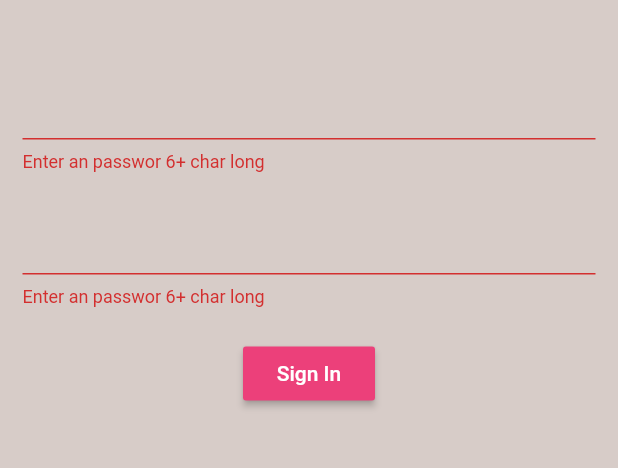
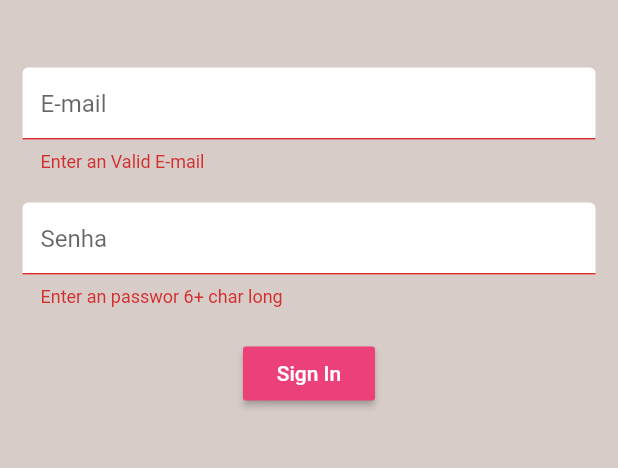
Before and after one commit to CaioHalbert/brew_crew, a Flutter app: the screen it shows after launch, after a tap on "Sign In", on a phone screen of 412 x 824 dp, the part 84-552 px from its top. Run offline on Flutter 3.47's test engine with Material 2 defaults, Android fonts, the phone set to English and light mode, and no system bars; our stand-ins replace firebase_auth, flutter_spinkit; accounts and stored records are empty.

Commit message:
Ajustes esteticos e transição de tela

```diff
--- a/lib/screens/authenticate/register.dart
+++ b/lib/screens/authenticate/register.dart
@@ -1,4 +1,6 @@
 import 'package:brew_crew/services/auth.dart';
+import 'package:brew_crew/shared/constants.dart';
+import 'package:brew_crew/shared/loading.dart';
 import 'package:flutter/material.dart';
 
 class Register extends StatefulWidget
@@ -15,7 +17,8 @@ class _RegisterState extends State<Register>
 
     // gravo o serviço em uma variavel para acessar a classe de autenticação
   final AuthService _auth = AuthService();
-  final _formKey = GlobalKey<FormState>();
+  final _formKey          = GlobalKey<FormState>();
+  bool loading            = false;
 
   // Variaveis para armazenar email e senha
   String email = '';
@@ -26,7 +29,7 @@ class _RegisterState extends State<Register>
   @override
   Widget build(BuildContext context)
   {
-    return Scaffold
+    return loading ? Loading() : Scaffold
     (
       backgroundColor: Colors.brown[100],
       appBar: AppBar
@@ -71,6 +74,7 @@ class _RegisterState extends State<Register>
 
                 TextFormField
                 (
+                  decoration: textInputDecoration.copyWith(hintText: 'E-mail'),
                   validator: (val) => val.isEmpty ? "Enter an E-mail" : null,
                   onChanged: (val)
                   {
@@ -82,6 +86,7 @@ class _RegisterState extends State<Register>
 
                 TextFormField
                 (
+                  decoration: textInputDecoration.copyWith(hintText: 'Senha'),
                   validator: (val) => val.length < 6 ? "Enter an passwor 6+ char long" : null,
                   obscureText: true,
                   onChanged: (val)
@@ -100,10 +105,15 @@ class _RegisterState extends State<Register>
                   {
                     if(_formKey.currentState.validate())
                     {
+                      setState(() => loading = true);
                       dynamic result = await _auth.registerWithEmailAndPassword(email, senha);
                       if(result == null)
                       {
-                        setState(() => erro = "Use um email ou senha válidos");
+                        setState(() =>
+                        {
+                          erro = "Use um email ou senha válidos",
+                          loading = false,
+                        });
                       }
                     }
                   },
--- a/lib/screens/authenticate/sign_in.dart
+++ b/lib/screens/authenticate/sign_in.dart
@@ -1,6 +1,8 @@
 // Pagina de login
 
 import 'package:brew_crew/services/auth.dart';
+import 'package:brew_crew/shared/constants.dart';
+import 'package:brew_crew/shared/loading.dart';
 import 'package:flutter/material.dart';
 
 class SignIn extends StatefulWidget
@@ -17,7 +19,8 @@ class _SignInState extends State<SignIn>
 {
   // gravo o serviço em uma variavel para acessar a classe de autenticação
   final AuthService _auth = AuthService();
-  final _formKey = GlobalKey<FormState>();
+  final _formKey          = GlobalKey<FormState>();
+  bool loading            = false;
 
   // Variaveis para armazenar email e senha
   String email = '';
@@ -27,7 +30,7 @@ class _SignInState extends State<SignIn>
   @override
   Widget build(BuildContext context)
   {
-    return Scaffold
+    return loading ? Loading() : Scaffold
     (
       backgroundColor: Colors.brown[100],
       appBar: AppBar
@@ -72,7 +75,8 @@ class _SignInState extends State<SignIn>
 
                 TextFormField
                 (
-                  validator: (val) => val.length < 6 ? "Enter an passwor 6+ char long" : null,
+                  decoration: textInputDecoration.copyWith(hintText: 'E-mail'),
+                  validator: (val) => val.isEmpty ? "Enter an Valid E-mail" : null,
                   onChanged: (val)
                   {
                     setState(() => email = val);
@@ -83,6 +87,7 @@ class _SignInState extends State<SignIn>
 
                 TextFormField
                 (
+                  decoration: textInputDecoration.copyWith(hintText: 'Senha'),
                   validator: (val) => val.length < 6 ? "Enter an passwor 6+ char long" : null,
                   obscureText: true,
                   onChanged: (val)
@@ -101,10 +106,15 @@ class _SignInState extends State<SignIn>
                   {
                     if(_formKey.currentState.validate())
                     {
+                      setState(() => loading = true);
                       dynamic result = await _auth.signInWithEmailAndPassword(email, senha);
                       if(result == null)
                       {
-                        setState(() => erro = "Usuário ou senha não Inválidos");
+                        setState(() =>
+                        {
+                          erro = "Usuário ou senha não Inválidos",
+                          loading = false,
+                        });
                       }
                     }
                   },
--- /dev/null
+++ b/lib/shared/constants.dart
@@ -0,0 +1,15 @@
+import 'package:flutter/material.dart';
+
+const textInputDecoration = InputDecoration
+(
+  fillColor: Colors.white,
+  filled: true,
+  enabledBorder: OutlineInputBorder
+  (
+    borderSide: BorderSide(color: Colors.brown, width: 2.0),
+  ),
+  focusedBorder: OutlineInputBorder
+  (
+    borderSide: BorderSide(color: Colors.pink, width: 2.0),
+  ),
+);
--- a/pubspec.yaml
+++ b/pubspec.yaml
@@ -14,6 +14,7 @@ dependencies:
   firebase_auth: ^0.14.0+5
   cloud_firestore: ^0.12.9+4
   provider: ^3.1.0
+  flutter_spinkit: "^4.0.0"
 
 dev_dependencies:
   flutter_test:
```
Also changed, not shown: lib/shared/loading.dart (added, +23 -0 lines), lib/services/database.dart (added), pubspec.lock, 3 other files.
